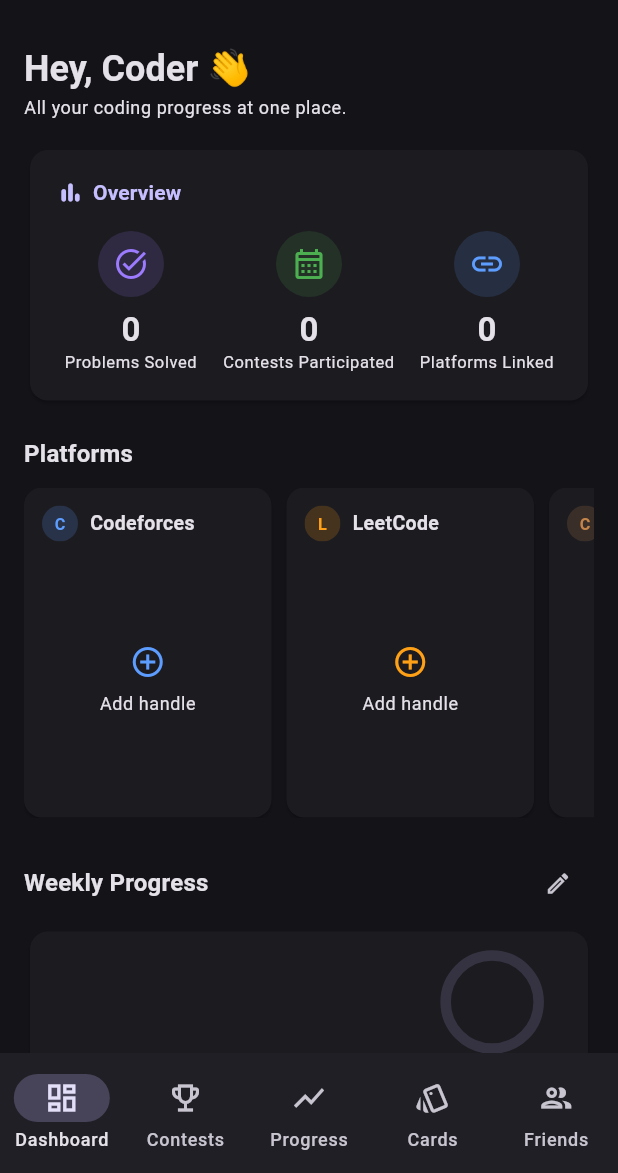
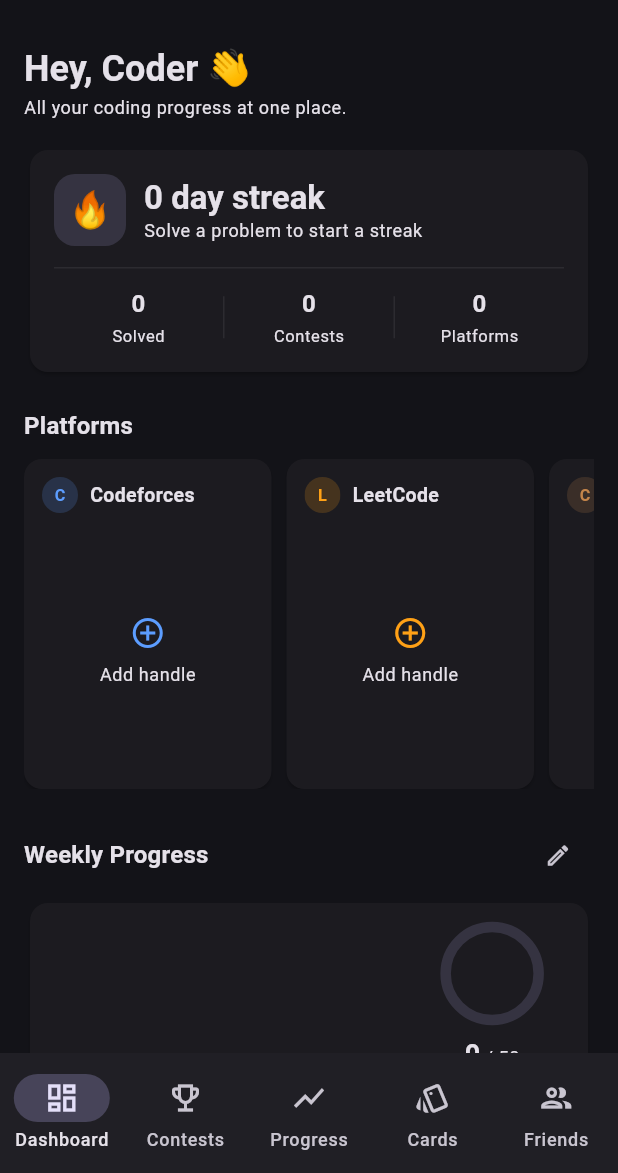
Before and after one commit to Markuvu/codetrack, a Flutter app: the HomeShell screen opened directly, on a phone screen of 412 x 824 dp, the part 63-1236 px from its top. Run offline on Flutter 3.47's test engine with Material 3 defaults, Android fonts, the phone set to English and light mode, and no system bars; drawn by our look-alikes of fl_chart; our stand-ins replace flutter_local_notifications, shared_preferences, timezone; missing offline and left inert: home_widget; accounts and stored records are empty; network calls fail.

Commit message:
Dashboard: merge streak into redesigned overview hero card, drop day tiles

```diff
--- a/app/lib/screens/dashboard_screen.dart
+++ b/app/lib/screens/dashboard_screen.dart
@@ -136,7 +136,7 @@
   }
 
   /// Union of days ('yyyy-MM-dd', UTC) with at least one submission on any
-  /// platform - shared by the streak card, streak math, and widget sync.
+  /// platform - shared by the overview card, streak math, and widget sync.
   Set<String> _activeDays() {
     final active = <String>{};
     for (final map in _heatmaps.values) {
@@ -461,7 +461,6 @@
           const SizedBox(height: 16),
           _overviewCard(),
           const SizedBox(height: 20),
-          _streakSection(),
           Text(
             'Platforms',
             style: Theme.of(context)
@@ -520,48 +519,59 @@
     );
   }
 
-  /// Streak card: flame + current streak with the same motivational subline
-  /// as the home-screen widget, plus the current Mon-Sun week as check tiles
-  /// (matching the Weekly Progress chart; future days are dimmed).
-  /// Hidden until at least one platform has heatmap data.
-  Widget _streakSection() {
-    if (_heatmaps.values.every((days) => days.isEmpty)) {
-      return const SizedBox.shrink();
-    }
+  /// Hero card: streak headline (flame in a tinted rounded square + day
+  /// count + motivational subline, same logic as the home-screen widget)
+  /// over a slim three-stat row (Solved / Contests / Platforms) separated by
+  /// hairline dividers. Replaces the old icon-tile Overview card and the
+  /// separate streak card.
+  Widget _overviewCard() {
     final theme = Theme.of(context);
     final color = theme.colorScheme.primary;
-    final active = _activeDays();
     final streak = _currentStreak();
     final now = DateTime.now().toUtc();
-    final today = DateTime.utc(now.year, now.month, now.day);
-    final monday = today.subtract(Duration(days: today.weekday - 1));
-    final activeToday = active.contains(_dateKey(today));
+    final activeToday = _activeDays()
+        .contains(_dateKey(DateTime.utc(now.year, now.month, now.day)));
     final message = streak == 0
         ? 'Solve a problem to start a streak'
         : activeToday
             ? 'On fire - keep it up!'
             : 'Solve one today to keep it alive';
+    final totalSolved =
+        _profiles.values.fold<int>(0, (sum, p) => sum + (p.solvedCount ?? 0));
+    var contests = 0;
+    for (final p in _profiles.values) {
+      final c = p.raw['contestsAttended'];
+      if (c is num) contests += c.toInt();
+    }
+    final hairline = theme.colorScheme.onSurface.withOpacity(0.08);
 
-    return Column(
-      crossAxisAlignment: CrossAxisAlignment.start,
-      children: [
-        Card(
+    return Card(
       child: Padding(
         padding: const EdgeInsets.all(16),
         child: Column(
           children: [
             Row(
               children: [
-                    const Text('\u{1F525}', style: TextStyle(fontSize: 30)),
+                Container(
+                  width: 48,
+                  height: 48,
+                  alignment: Alignment.center,
+                  decoration: BoxDecoration(
+                    color: color.withOpacity(0.15),
+                    borderRadius: BorderRadius.circular(14),
+                  ),
+                  child: const Text(
+                    '\u{1F525}',
+                    style: TextStyle(fontSize: 24),
+                  ),
+                ),
                 const SizedBox(width: 12),
                 Expanded(
                   child: Column(
                     crossAxisAlignment: CrossAxisAlignment.start,
                     children: [
                       Text(
-                            streak == 1
-                                ? '1 day streak'
-                                : '$streak day streak',
+                        streak == 1 ? '1 day streak' : '$streak day streak',
                         style: theme.textTheme.titleLarge
                             ?.copyWith(fontWeight: FontWeight.bold),
                       ),
@@ -572,122 +582,15 @@
               ],
             ),
             const SizedBox(height: 14),
+            Container(height: 1, color: hairline),
+            const SizedBox(height: 12),
             Row(
               children: [
-                    for (var i = 0; i < 7; i++)
-                      Expanded(
-                        child: _dayTile(
-                          monday.add(Duration(days: i)),
-                          active,
-                          color,
-                          today,
-                        ),
-                      ),
-                  ],
-                ),
-              ],
-            ),
-          ),
-        ),
-        const SizedBox(height: 20),
-      ],
-    );
-  }
-
-  /// One circle in the streak card's Mon-Sun row: filled with a check when
-  /// the day had submissions, outlined when it's today-but-empty, dim when
-  /// past-and-empty, and near-invisible for future days.
-  Widget _dayTile(
-      DateTime day, Set<String> active, Color color, DateTime today) {
-    const letters = ['M', 'T', 'W', 'T', 'F', 'S', 'S'];
-    final theme = Theme.of(context);
-    final isActive = active.contains(_dateKey(day));
-    final isToday = _dateKey(day) == _dateKey(today);
-    final isFuture = day.isAfter(today);
-    final letterColor = isToday
-        ? color
-        : theme.textTheme.bodySmall?.color
-            ?.withOpacity(isFuture ? 0.35 : 1.0);
-    return Column(
-      mainAxisSize: MainAxisSize.min,
-      children: [
-        Container(
-          width: 28,
-          height: 28,
-          decoration: BoxDecoration(
-            shape: BoxShape.circle,
-            color: isActive ? color : color.withOpacity(isFuture ? 0.03 : 0.08),
-            border: isToday && !isActive
-                ? Border.all(color: color, width: 1.5)
-                : null,
-          ),
-          child: isActive
-              ? const Icon(Icons.check, size: 16, color: Colors.white)
-              : null,
-        ),
-        const SizedBox(height: 4),
-        Text(
-          letters[day.weekday - 1],
-          style: TextStyle(
-            fontSize: 10,
-            fontWeight: isToday ? FontWeight.bold : FontWeight.normal,
-            color: letterColor,
-          ),
-        ),
-      ],
-    );
-  }
-
-  Widget _overviewCard() {
-    final theme = Theme.of(context);
-    final totalSolved =
-        _profiles.values.fold<int>(0, (sum, p) => sum + (p.solvedCount ?? 0));
-    var contests = 0;
-    for (final p in _profiles.values) {
-      final c = p.raw['contestsAttended'];
-      if (c is num) contests += c.toInt();
-    }
-    return Card(
-      child: Padding(
-        padding: const EdgeInsets.symmetric(vertical: 18, horizontal: 8),
-        child: Column(
-          children: [
-            Row(
-              children: [
-                const SizedBox(width: 10),
-                Icon(Icons.bar_chart_rounded,
-                    size: 18, color: theme.colorScheme.primary),
-                const SizedBox(width: 6),
-                Text(
-                  'Overview',
-                  style: theme.textTheme.titleSmall?.copyWith(
-                    color: theme.colorScheme.primary,
-                    fontWeight: FontWeight.w600,
-                  ),
-                ),
-              ],
-            ),
-            const SizedBox(height: 16),
-            Row(
-              children: [
-                _overviewTile(
-                  Icons.task_alt,
-                  const Color(0xFF9C7BFF),
-                  '$totalSolved',
-                  'Problems Solved',
-                ),
-                _overviewTile(
-                  Icons.calendar_month_outlined,
-                  const Color(0xFF4CAF50),
-                  '$contests',
-                  'Contests Participated',
-                ),
-                _overviewTile(
-                  Icons.link,
-                  const Color(0xFF5C9DFF),
-                  '${_handles.length}',
-                  'Platforms Linked',
-                ),
+                _overviewStat('$totalSolved', 'Solved'),
+                Container(width: 1, height: 28, color: hairline),
+                _overviewStat('$contests', 'Contests'),
+                Container(width: 1, height: 28, color: hairline),
+                _overviewStat('${_handles.length}', 'Platforms'),
               ],
             ),
           ],
@@ -696,27 +599,20 @@
     );
   }
 
-  Widget _overviewTile(
-      IconData icon, Color color, String value, String label) {
+  Widget _overviewStat(String value, String label) {
     final theme = Theme.of(context);
     return Expanded(
       child: Column(
         children: [
-          CircleAvatar(
-            radius: 22,
-            backgroundColor: color.withOpacity(0.15),
-            child: Icon(icon, color: color),
-          ),
-          const SizedBox(height: 8),
           Text(
             value,
-            style: theme.textTheme.titleLarge
+            style: theme.textTheme.titleMedium
                 ?.copyWith(fontWeight: FontWeight.bold),
           ),
+          const SizedBox(height: 2),
           Text(
             label,
             style: theme.textTheme.bodySmall?.copyWith(fontSize: 11),
-            textAlign: TextAlign.center,
           ),
         ],
       ),
```
Lines whose indentation alone changed are shown as unchanged.
